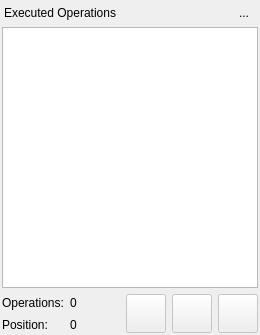
Above: libs/libgui/ui/widgets/operationlistwidget.ui from pgmodeler/pgmodeler before the change. Below: the same form after it.
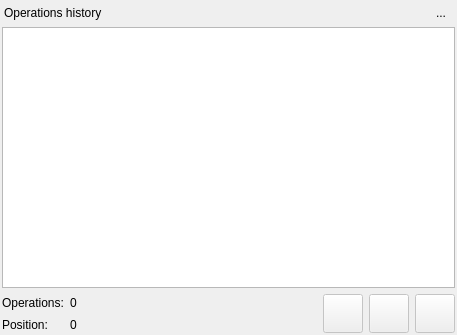
That is the form after the change. Icons and pictures are not drawn.

Commit message:
Minor adjust in ui-style.conf
Adjusted ui components on sqlexecutionwidget.ui, modelobjectswidget.ui,
operationlistwidget.ui

The edit to the form file:
```diff
--- a/libs/libgui/ui/widgets/operationlistwidget.ui
+++ b/libs/libgui/ui/widgets/operationlistwidget.ui
@@ -9,7 +9,7 @@
    <rect>
     <x>0</x>
     <y>0</y>
-    <width>260</width>
+    <width>457</width>
     <height>335</height>
    </rect>
   </property>
@@ -59,11 +59,6 @@
    </property>
    <item>
     <widget class="QWidget" name="title_wgt" native="true">
-     <property name="font">
-      <font>
-       <pointsize>9</pointsize>
-      </font>
-     </property>
      <layout class="QHBoxLayout" name="horizontalLayout_2">
       <property name="spacing">
        <number>0</number>
@@ -82,14 +77,8 @@
       </property>
       <item>
        <widget class="QLabel" name="title_lbl">
-        <property name="font">
-         <font>
-          <pointsize>9</pointsize>
-          <italic>false</italic>
-         </font>
-        </property>
         <property name="text">
-         <string>Executed Operations</string>
+         <string>Operations history</string>
         </property>
        </widget>
       </item>
```
Left out of the diff: 2 changed lines with no effect on the pictures. The commit also changes 3 other files.
